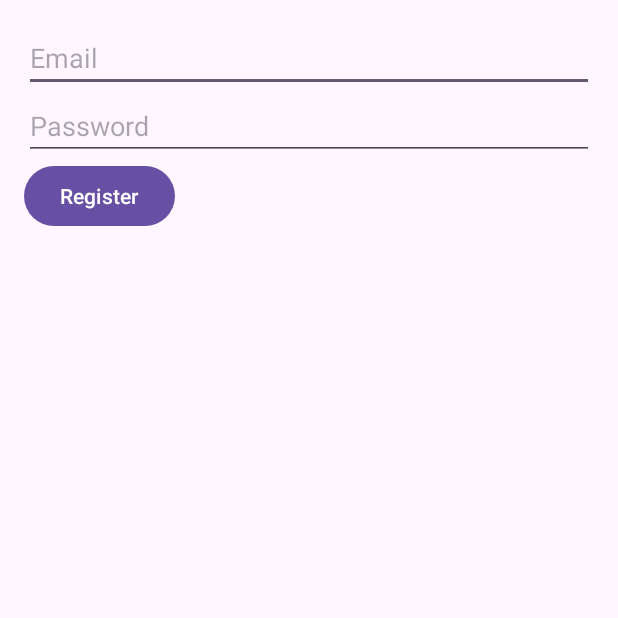
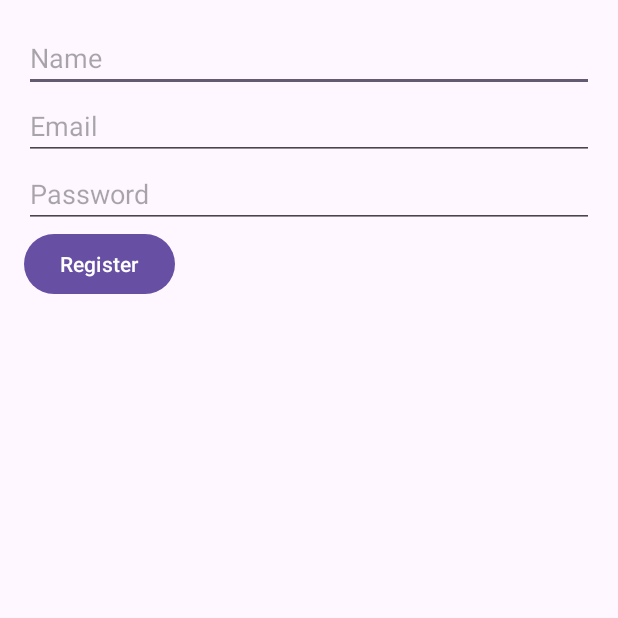
Before and after one commit to auriorajaa/smartfit-final-capstone-bangkit, an Android app: the RegisterActivity screen opened directly, with no data from a screen before it, on a phone screen of 412 x 824 dp, the top half of it. Run offline under Robolectric (Android 15) with nearby library versions, the light colour scheme and no system bars; our stand-ins replace Firebase (no records; nobody signed in at launch, a user with empty details on screens opened directly).

Commit message:
Nambah Nama di Registrasi dengan data Displayname di DB

```diff
--- a/app/src/main/java/com/example/smartfit/RegisterActivity.kt
+++ b/app/src/main/java/com/example/smartfit/RegisterActivity.kt
@@ -69,6 +69,7 @@ class RegisterActivity : AppCompatActivity() {
     }
 
     private fun registerUser(email: String, password: String) {
+        val name = binding.nameEditText.text.toString()
         auth.createUserWithEmailAndPassword(email, password)
             .addOnCompleteListener(this) { task ->
                 if (task.isSuccessful) {
@@ -82,7 +83,7 @@ class RegisterActivity : AppCompatActivity() {
                         val userData = mapOf(
                             "email" to userEmail,
                             "createdAt" to currentTime,
-                            "displayName" to "",
+                            "displayName" to name,
                             "isNewUser" to false,
                             "lastLogin" to currentTime,
                             "photoURL" to "",
--- a/app/src/main/res/layout/activity_register.xml
+++ b/app/src/main/res/layout/activity_register.xml
@@ -4,6 +4,12 @@
     android:layout_height="match_parent"
     android:orientation="vertical"
     android:padding="16dp">
+
+    <EditText
+        android:id="@+id/nameEditText"
+        android:layout_width="match_parent"
+        android:layout_height="wrap_content"
+        android:hint="Name" />
 
     <EditText
         android:id="@+id/emailEditText"
```
